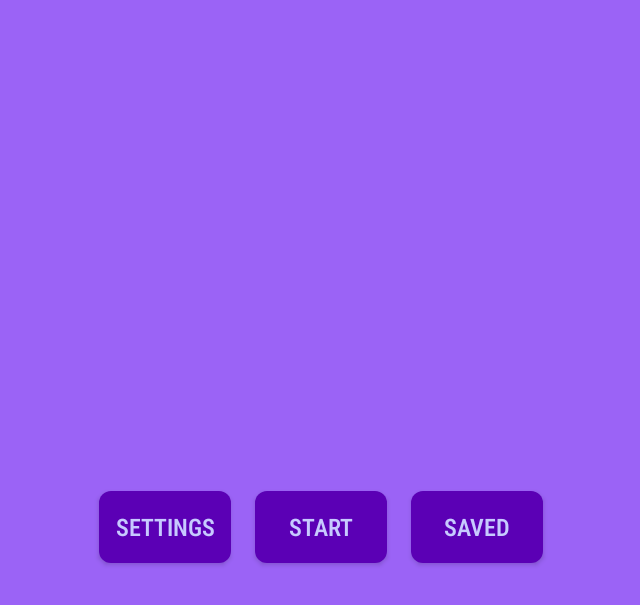
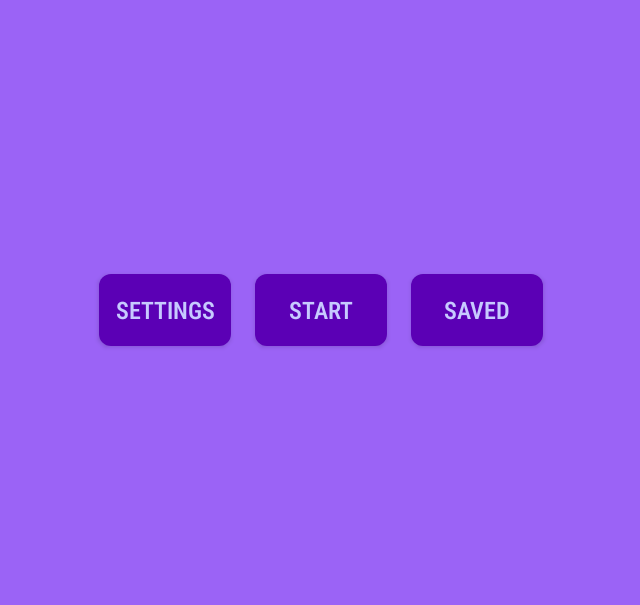
Before and after one commit to Keworker/DrawBattleBeta, an Android app: the screen it shows after launch (Menu), on a phone screen of 824 x 412 dp (held sideways). Shown: the top 605 px of the screen, without its empty margins (297-937 px from the left). Run offline under Robolectric (Android 15) with nearby library versions, the phone set to English and light mode, and no system bars.

Commit message:
im tired

```diff
--- a/app/src/main/java/com/samsung/drawbattle/ImageRes.java
+++ b/app/src/main/java/com/samsung/drawbattle/ImageRes.java
@@ -1,25 +1,37 @@
 package com.samsung.drawbattle;
+
+import android.util.Log;
+import android.widget.ImageView;
 
 public class ImageRes {
     private int resId;
-    private String width;
-    private String height;
+    private int width;
+    private int height;
+    private ImageView imageView;
 
-    public ImageRes(int resId, String width, String height) {
+    public ImageRes(int resId, ImageView imageView, float width, float height) {
         this.resId = resId;
-        this.width = width;
-        this.height = height;
+        this.width = (int) Math.floor(width);
+        this.height = (int) Math.floor(height);
+        this.imageView = imageView;
+//        imageView.setMinimumWidth(this.width - 1);
+//        imageView.setMaxWidth(this.width);
+//        imageView.setMinimumHeight(this.height - 1);
+//        imageView.setMaxHeight(this.height);
+//        imageView.setBackgroundResource(resId);
+        Log.d("My", Integer.toString(imageView.getHeight()) + " высота, толщина - " +
+                Integer.toString(imageView.getWidth()));
     }
 
     public int getResId() {
         return resId;
     }
 
-    public String getWidth() {
+    public float getWidth() {
         return width;
     }
 
-    public String getHeight() {
+    public float getHeight() {
         return height;
     }
 }
--- a/app/src/main/java/com/samsung/drawbattle/MainGameActivity.java
+++ b/app/src/main/java/com/samsung/drawbattle/MainGameActivity.java
@@ -52,14 +52,15 @@ public class MainGameActivity extends Activity
         findButtonAndSetOnClick(lineMode, R.id.lineMode);
         findButtonAndSetOnClick(eraserMode, R.id.eraserMode);
         findButtonAndSetOnClick(stickerAdd, R.id.stickerAdd);
+
+        news = findViewById(R.id.news);
+        news.setOnClickListener(this);
         findButtonAndSetOnClick(timerView, R.id.timerView);
         strokeWidth = findViewById(R.id.strokeWidth);
         strokeWidth.setOnSeekBarChangeListener(this);
         editMainGameText = findViewById(R.id.editMainGameText);
 
         //Временно переход по кнопке New, но потом будет по таймеру
-        news = findViewById(R.id.news);
-        news.setOnClickListener(this);
     }
 
     protected void onGameStageUpdate() {
--- a/app/src/main/java/com/samsung/drawbattle/Menu.java
+++ b/app/src/main/java/com/samsung/drawbattle/Menu.java
@@ -8,6 +8,9 @@ import android.os.Bundle;
 import android.view.Display;
 import android.view.View;
 import android.widget.Button;
+import android.widget.ImageView;
+import android.widget.RelativeLayout;
+
 import com.google.android.gms.auth.api.signin.GoogleSignIn;
 import com.google.android.gms.auth.api.signin.GoogleSignInAccount;
 import com.google.android.gms.auth.api.signin.GoogleSignInOptions;
@@ -15,6 +18,9 @@ import com.google.android.gms.auth.api.signin.GoogleSignInOptions;
 public class Menu extends Activity implements View.OnClickListener {
     protected Button settings, start, saved;
     public static SharedPreferences readRules;
+    public float screenWidth, screenHeight;
+    protected ImageRes preview;
+    protected ImageView imagePerview;
 
     @Override
     protected void onCreate(Bundle savedInstanceState) {
@@ -23,8 +29,11 @@ public class Menu extends Activity implements View.OnClickListener {
         Display display = getWindowManager().getDefaultDisplay();
         Point size = new Point();
         display.getSize(size);
-//        screenWidth = size.x;
-//        screenHeight = size.y;
+        screenWidth = size.x;
+        screenHeight = size.y;
+        imagePerview= findViewById(R.id.preview);
+        preview = new ImageRes(R.drawable.preview, imagePerview,
+                screenWidth / 3 * 2, screenWidth / 3 * 2 / 16 * 9);
         settings = findViewById(R.id.settings);
         settings.setOnClickListener(this);
         start = findViewById(R.id.start);
@@ -43,9 +52,7 @@ public class Menu extends Activity implements View.OnClickListener {
                     acct.getEmail(),
                     acct.getId());
         }
-
         readRules = getPreferences(MODE_PRIVATE);
-
     }
 
     @Override
--- a/app/src/main/res/layout/activity_main_game.xml
+++ b/app/src/main/res/layout/activity_main_game.xml
@@ -17,12 +17,13 @@
             android:id="@+id/news"
             android:layout_weight="6"/>
 
-        <Button
+        <androidx.appcompat.widget.AppCompatButton
             android:layout_width="match_parent"
             android:layout_height="0dp"
             android:id="@+id/timerView"
             android:layout_weight="1"
-            style="@style/Buttons"/>
+            style="@style/Buttons"
+            android:text="we"/>
     </LinearLayout>
 
     <LinearLayout
--- a/app/src/main/res/layout/activity_menu.xml
+++ b/app/src/main/res/layout/activity_menu.xml
@@ -5,18 +5,15 @@
     android:orientation="vertical"
     tools:context=".Menu"
     android:background="@color/menu_background">
-    <LinearLayout
-        android:layout_width="match_parent"
-        android:layout_height="wrap_content"
-        android:layout_weight="4">
-        <!--Здесь будет картинка с логотипом приложения и текстом-->
-    </LinearLayout>
+    <ImageView
+        android:layout_width="1dp"
+        android:layout_height="1dp"
+        android:id="@+id/preview"/>
 
     <LinearLayout
         android:layout_width="match_parent"
-        android:layout_height="wrap_content"
+        android:layout_height="fill_parent"
         android:orientation="horizontal"
-        android:layout_weight="1"
         android:gravity="center">
         <androidx.appcompat.widget.AppCompatButton
             style="@style/Buttons"
```
